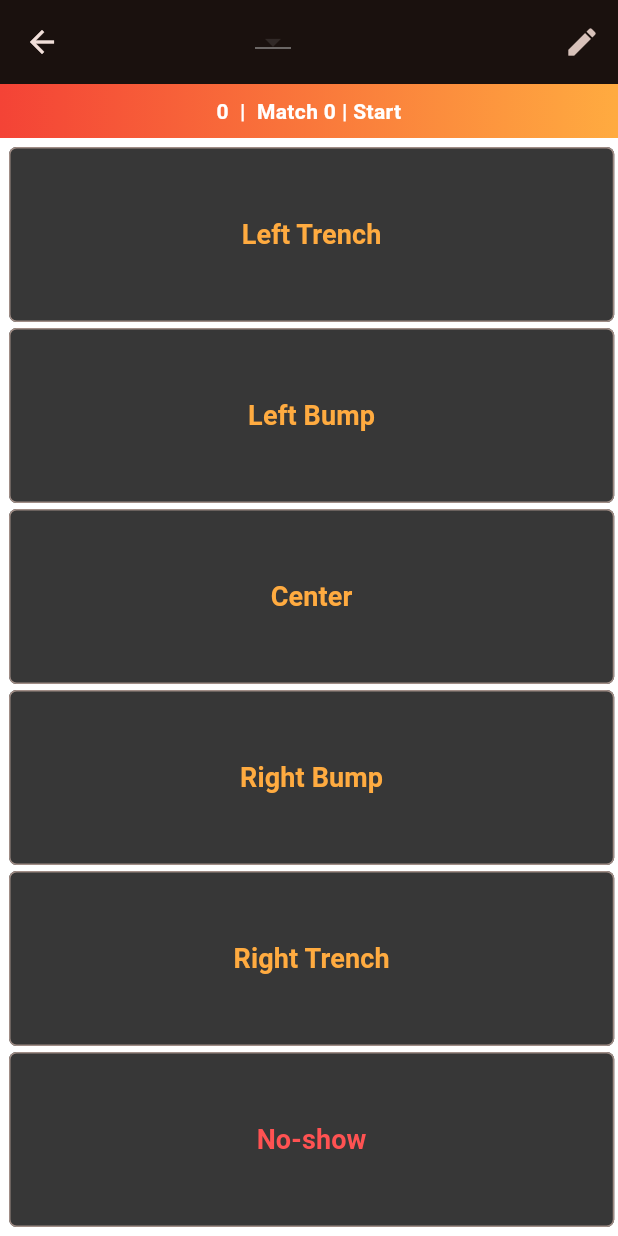
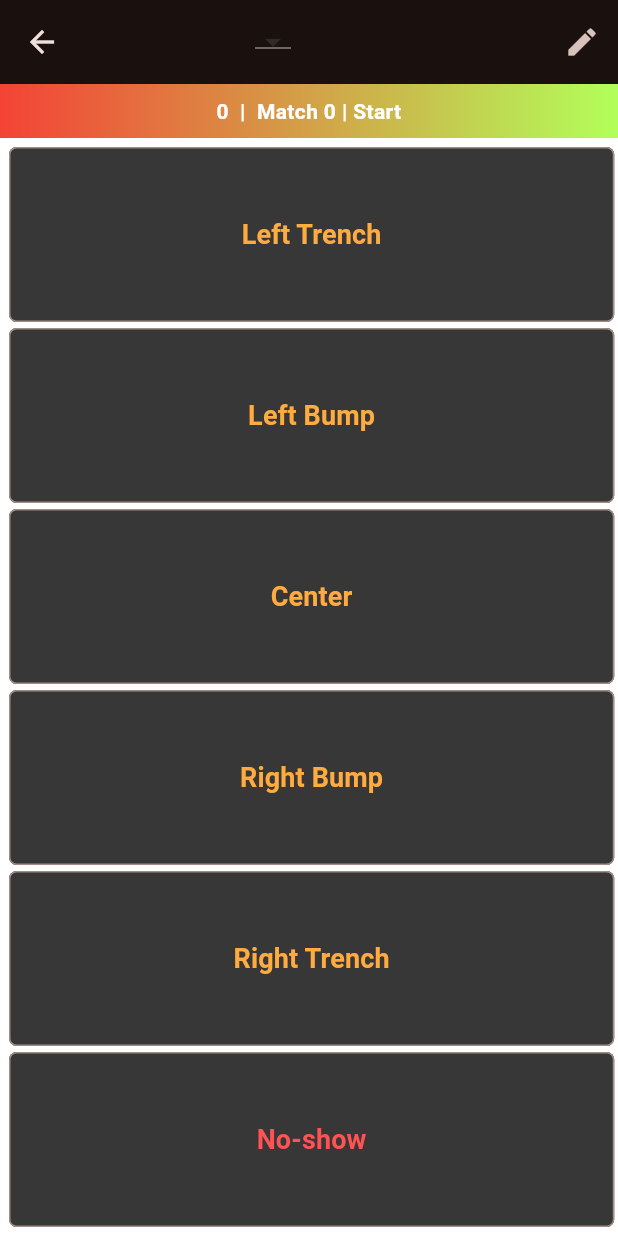
Before and after one commit to FRC2539/kryptopedia_2026, a Flutter app: the MatchScoutingBoxesEdition screen opened directly with empty values, on a phone screen of 412 x 824 dp. Run offline on Flutter 3.47's test engine with Material 3 defaults, Android fonts, the phone set to English and light mode, and no system bars; our stand-ins replace auto_size_text, confetti, image_picker, package_info_plus, sqflite, sqflite_common_ffi; missing offline and left inert: haptic_feedback, pdfrx, relative_time; accounts and stored records are empty; network calls fail.

Commit message:
some pretty colors

```diff
--- a/kryptopedia/lib/screens/match_scouting_boxes.dart
+++ b/kryptopedia/lib/screens/match_scouting_boxes.dart
@@ -83,7 +83,10 @@ class _MatchScoutingBoxesEditionState extends State<MatchScoutingBoxesEdition> {
     colors.add(allianceColor);
     switch (state) {
       case MatchState.start:
-        colors.add(Colors.orangeAccent);
+        colors.add(switch (allianceColor) {
+          Colors.blue => Colors.orangeAccent,
+          _ => Colors.lightGreenAccent,
+        });
         break;
       case MatchState.auto:
         colors.add(Colors.purple);
@@ -92,9 +95,11 @@ class _MatchScoutingBoxesEditionState extends State<MatchScoutingBoxesEdition> {
         colors.add(Colors.black);
         break;
       case MatchState.summary:
+        colors.add(Colors.green);
         colors.add(allianceColor);
         break;
       case MatchState.end:
+        colors.add(Colors.green);
         colors.add(allianceColor);
         break;
     }
```
